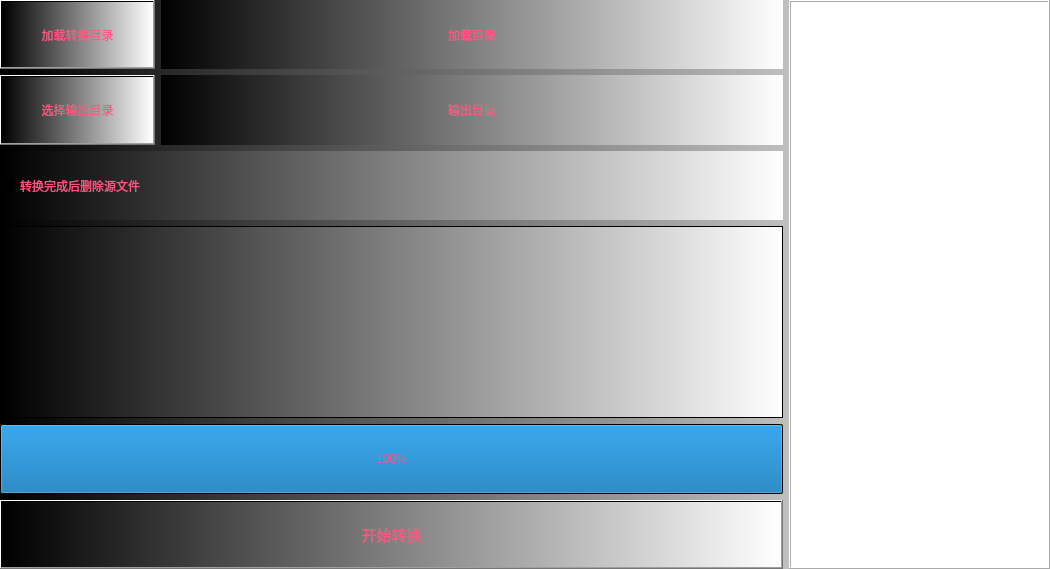
The window that videoconvert.ui (MyQt/cache_video_convert) describes before a commit, drawn with Qt 5.
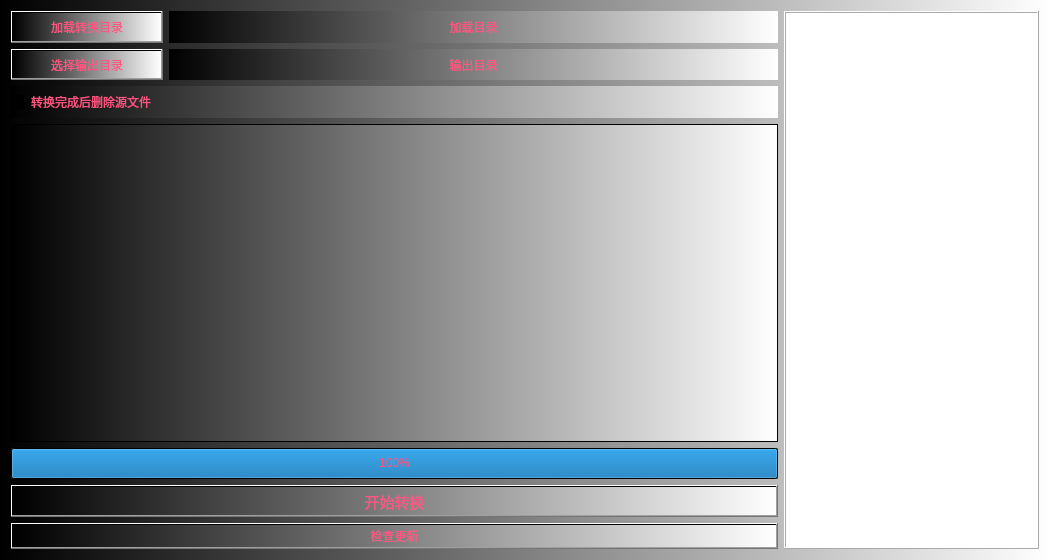
The same window after the commit.

Commit message: 添加更新模块

Diff of the .ui file:
```diff
--- a/videoconvert.ui
+++ b/videoconvert.ui
@@ -7,7 +7,7 @@
     <x>0</x>
     <y>0</y>
     <width>1050</width>
-    <height>569</height>
+    <height>560</height>
    </rect>
   </property>
   <property name="windowTitle">
@@ -19,128 +19,9 @@
 background-color: qlineargradient(spread:pad, x1:0, y1:0, x2:1, y2:0, stop:0 rgba(0, 0, 0, 255), stop:1 rgba(255, 255, 255, 255));
 border-color: qradialgradient(spread:pad, cx:0.5, cy:0.5, radius:0.5, fx:0.5, fy:0.5, stop:0 rgba(255, 255, 255, 255), stop:0.1 rgba(255, 255, 255, 255), stop:0.2 rgba(255, 176, 176, 167), stop:0.3 rgba(255, 151, 151, 92), stop:0.4 rgba(255, 125, 125, 51), stop:0.5 rgba(255, 76, 76, 205), stop:0.52 rgba(255, 76, 76, 205), stop:0.6 rgba(255, 180, 180, 84), stop:1 rgba(255, 255, 255, 0));</string>
   </property>
-  <layout class="QGridLayout" name="gridLayout_4" columnstretch="3,1">
-   <property name="leftMargin">
-    <number>0</number>
-   </property>
-   <property name="topMargin">
-    <number>0</number>
-   </property>
-   <property name="rightMargin">
-    <number>0</number>
-   </property>
-   <property name="bottomMargin">
-    <number>0</number>
-   </property>
-   <item row="0" column="0">
-    <layout class="QGridLayout" name="gridLayout_2" columnstretch="1,4">
-     <item row="3" column="0" colspan="2">
-      <widget class="QListView" name="list_file">
-       <property name="maximumSize">
-        <size>
-         <width>16777215</width>
-         <height>16777215</height>
-        </size>
-       </property>
-       <property name="styleSheet">
-        <string notr="true">color: rgba(255, 85, 128);
-font: 75 11pt &quot;微软雅黑&quot;;
-background-color: qlineargradient(spread:pad, x1:0, y1:0, x2:1, y2:0, stop:0 rgba(0, 0, 0, 255), stop:1 rgba(255, 255, 255, 255));
-border-color: qradialgradient(spread:pad, cx:0.5, cy:0.5, radius:0.5, fx:0.5, fy:0.5, stop:0 rgba(255, 255, 255, 255), stop:0.1 rgba(255, 255, 255, 255), stop:0.2 rgba(255, 176, 176, 167), stop:0.3 rgba(255, 151, 151, 92), stop:0.4 rgba(255, 125, 125, 51), stop:0.5 rgba(255, 76, 76, 205), stop:0.52 rgba(255, 76, 76, 205), stop:0.6 rgba(255, 180, 180, 84), stop:1 rgba(255, 255, 255, 0));</string>
-       </property>
-       <property name="editTriggers">
-        <set>QAbstractItemView::NoEditTriggers</set>
-       </property>
-      </widget>
-     </item>
-     <item row="1" column="0">
-      <widget class="QPushButton" name="btn_choice_out">
-       <property name="sizePolicy">
-        <sizepolicy hsizetype="Expanding" vsizetype="Expanding">
-         <horstretch>0</horstretch>
-         <verstretch>0</verstretch>
-        </sizepolicy>
-       </property>
-       <property name="maximumSize">
-        <size>
-         <width>16777215</width>
-         <height>16777215</height>
-        </size>
-       </property>
-       <property name="toolTip">
-        <string>选择要转码的视频文件目录</string>
-       </property>
-       <property name="autoFillBackground">
-        <bool>false</bool>
-       </property>
-       <property name="text">
-        <string>选择输出目录</string>
-       </property>
-      </widget>
-     </item>
-     <item row="0" column="1">
-      <widget class="QLabel" name="label_dir_load">
-       <property name="sizePolicy">
-        <sizepolicy hsizetype="Expanding" vsizetype="Expanding">
-         <horstretch>0</horstretch>
-         <verstretch>0</verstretch>
-        </sizepolicy>
-       </property>
-       <property name="maximumSize">
-        <size>
-         <width>16777215</width>
-         <height>16777215</height>
-        </size>
-       </property>
-       <property name="text">
-        <string>加载目录</string>
-       </property>
-       <property name="alignment">
-        <set>Qt::AlignCenter</set>
-       </property>
-      </widget>
-     </item>
-     <item row="1" column="1">
-      <widget class="QLabel" name="label_dir_out">
-       <property name="sizePolicy">
-        <sizepolicy hsizetype="Expanding" vsizetype="Expanding">
-         <horstretch>0</horstretch>
-         <verstretch>0</verstretch>
-        </sizepolicy>
-       </property>
-       <property name="maximumSize">
-        <size>
-         <width>16777215</width>
-         <height>16777215</height>
-        </size>
-       </property>
-       <property name="text">
-        <string>输出目录</string>
-       </property>
-       <property name="alignment">
-        <set>Qt::AlignCenter</set>
-       </property>
-      </widget>
-     </item>
-     <item row="4" column="0" colspan="2">
-      <widget class="QProgressBar" name="progress_convert">
-       <property name="sizePolicy">
-        <sizepolicy hsizetype="Expanding" vsizetype="Expanding">
-         <horstretch>0</horstretch>
-         <verstretch>0</verstretch>
-        </sizepolicy>
-       </property>
-       <property name="styleSheet">
-        <string notr="true">background-color: qlineargradient(spread:pad, x1:0, y1:0, x2:1, y2:0, stop:0 rgba(9, 41, 4, 255), stop:0.085 rgba(2, 79, 0, 255), stop:0.19 rgba(50, 147, 22, 255), stop:0.275 rgba(236, 191, 49, 255), stop:0.39 rgba(243, 61, 34, 255), stop:0.555 rgba(135, 81, 60, 255), stop:0.667 rgba(121, 75, 255, 255), stop:0.825 rgba(164, 255, 244, 255), stop:0.885 rgba(104, 222, 71, 255), stop:1 rgba(93, 128, 0, 255));</string>
-       </property>
-       <property name="value">
-        <number>100</number>
-       </property>
-       <property name="alignment">
-        <set>Qt::AlignCenter</set>
-       </property>
-      </widget>
-     </item>
+  <layout class="QHBoxLayout" name="horizontalLayout" stretch="3,1">
+   <item>
+    <layout class="QGridLayout" name="gridLayout_2" rowstretch="1,1,1,10,1,1,1" columnstretch="1,4">
      <item row="5" column="0" colspan="2">
       <widget class="QPushButton" name="btn_go">
        <property name="sizePolicy">
@@ -173,8 +54,8 @@
        </property>
       </widget>
      </item>
-     <item row="0" column="0">
-      <widget class="QPushButton" name="btn_choice_load">
+     <item row="1" column="1">
+      <widget class="QLabel" name="label_dir_out">
        <property name="sizePolicy">
         <sizepolicy hsizetype="Expanding" vsizetype="Expanding">
          <horstretch>0</horstretch>
@@ -187,14 +68,30 @@
          <height>16777215</height>
         </size>
        </property>
-       <property name="toolTip">
-        <string>选择要转码的视频文件目录</string>
-       </property>
-       <property name="autoFillBackground">
-        <bool>false</bool>
-       </property>
        <property name="text">
-        <string>加载转换目录</string>
+        <string>输出目录</string>
+       </property>
+       <property name="alignment">
+        <set>Qt::AlignCenter</set>
+       </property>
+      </widget>
+     </item>
+     <item row="4" column="0" colspan="2">
+      <widget class="QProgressBar" name="progress_convert">
+       <property name="sizePolicy">
+        <sizepolicy hsizetype="Expanding" vsizetype="Expanding">
+         <horstretch>0</horstretch>
+         <verstretch>0</verstretch>
+        </sizepolicy>
+       </property>
+       <property name="styleSheet">
+        <string notr="true">background-color: qlineargradient(spread:pad, x1:0, y1:0, x2:1, y2:0, stop:0 rgba(9, 41, 4, 255), stop:0.085 rgba(2, 79, 0, 255), stop:0.19 rgba(50, 147, 22, 255), stop:0.275 rgba(236, 191, 49, 255), stop:0.39 rgba(243, 61, 34, 255), stop:0.555 rgba(135, 81, 60, 255), stop:0.667 rgba(121, 75, 255, 255), stop:0.825 rgba(164, 255, 244, 255), stop:0.885 rgba(104, 222, 71, 255), stop:1 rgba(93, 128, 0, 255));</string>
+       </property>
+       <property name="value">
+        <number>100</number>
+       </property>
+       <property name="alignment">
+        <set>Qt::AlignCenter</set>
        </property>
       </widget>
      </item>
@@ -211,9 +108,107 @@
        </property>
       </widget>
      </item>
+     <item row="3" column="0" colspan="2">
+      <widget class="QListView" name="list_file">
+       <property name="maximumSize">
+        <size>
+         <width>16777215</width>
+         <height>16777215</height>
+        </size>
+       </property>
+       <property name="styleSheet">
+        <string notr="true">color: rgba(255, 85, 128);
+font: 75 11pt &quot;微软雅黑&quot;;
+background-color: qlineargradient(spread:pad, x1:0, y1:0, x2:1, y2:0, stop:0 rgba(0, 0, 0, 255), stop:1 rgba(255, 255, 255, 255));
+border-color: qradialgradient(spread:pad, cx:0.5, cy:0.5, radius:0.5, fx:0.5, fy:0.5, stop:0 rgba(255, 255, 255, 255), stop:0.1 rgba(255, 255, 255, 255), stop:0.2 rgba(255, 176, 176, 167), stop:0.3 rgba(255, 151, 151, 92), stop:0.4 rgba(255, 125, 125, 51), stop:0.5 rgba(255, 76, 76, 205), stop:0.52 rgba(255, 76, 76, 205), stop:0.6 rgba(255, 180, 180, 84), stop:1 rgba(255, 255, 255, 0));</string>
+       </property>
+       <property name="editTriggers">
+        <set>QAbstractItemView::NoEditTriggers</set>
+       </property>
+      </widget>
+     </item>
+     <item row="0" column="0">
+      <widget class="QPushButton" name="btn_choice_load">
+       <property name="sizePolicy">
+        <sizepolicy hsizetype="Expanding" vsizetype="Expanding">
+         <horstretch>0</horstretch>
+         <verstretch>0</verstretch>
+        </sizepolicy>
+       </property>
+       <property name="maximumSize">
+        <size>
+         <width>16777215</width>
+         <height>16777215</height>
+        </size>
+       </property>
+       <property name="toolTip">
+        <string>选择要转码的视频文件目录</string>
+       </property>
+       <property name="autoFillBackground">
+        <bool>false</bool>
+       </property>
+       <property name="text">
+        <string>加载转换目录</string>
+       </property>
+      </widget>
+     </item>
+     <item row="1" column="0">
+      <widget class="QPushButton" name="btn_choice_out">
+       <property name="sizePolicy">
+        <sizepolicy hsizetype="Expanding" vsizetype="Expanding">
+         <horstretch>0</horstretch>
+         <verstretch>0</verstretch>
+        </sizepolicy>
+       </property>
+       <property name="maximumSize">
+        <size>
+         <width>16777215</width>
+         <height>16777215</height>
+        </size>
+       </property>
+       <property name="toolTip">
+        <string>选择要转码的视频文件目录</string>
+       </property>
+       <property name="autoFillBackground">
+        <bool>false</bool>
+       </property>
+       <property name="text">
+        <string>选择输出目录</string>
+       </property>
+      </widget>
+     </item>
+     <item row="0" column="1">
+      <widget class="QLabel" name="label_dir_load">
+       <property name="sizePolicy">
+        <sizepolicy hsizetype="Expanding" vsizetype="Expanding">
+         <horstretch>0</horstretch>
+         <verstretch>0</verstretch>
+        </sizepolicy>
+       </property>
+       <property name="maximumSize">
+        <size>
+         <width>16777215</width>
+         <height>16777215</height>
+        </size>
+       </property>
+       <property name="text">
+        <string>加载目录</string>
+       </property>
+       <property name="alignment">
+        <set>Qt::AlignCenter</set>
+       </property>
+      </widget>
+     </item>
+     <item row="6" column="0" colspan="2">
+      <widget class="QPushButton" name="pushButton_update">
+       <property name="text">
+        <string>检查更新</string>
+       </property>
+      </widget>
+     </item>
     </layout>
    </item>
-   <item row="0" column="1">
+   <item>
     <widget class="QTextBrowser" name="textBrowser_ConsoleOut">
      <property name="styleSheet">
       <string notr="true">background-color: rgb(255, 255, 255);</string>
```
Left out of the diff: 5 changed lines with no effect on the pictures. The commit also changes 7 other files.
